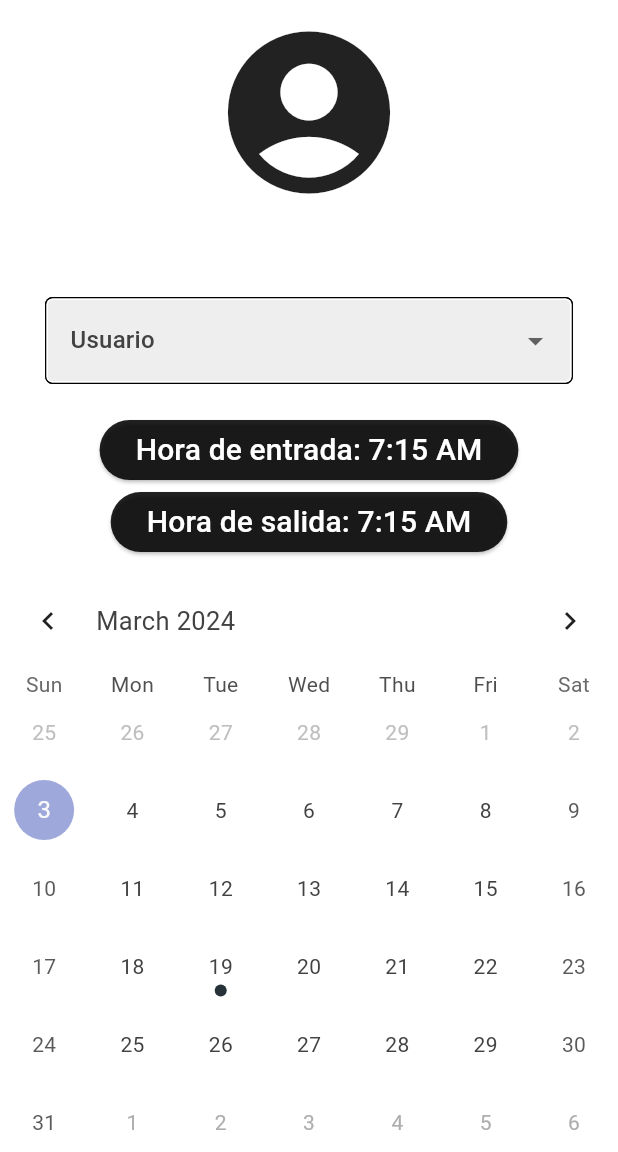
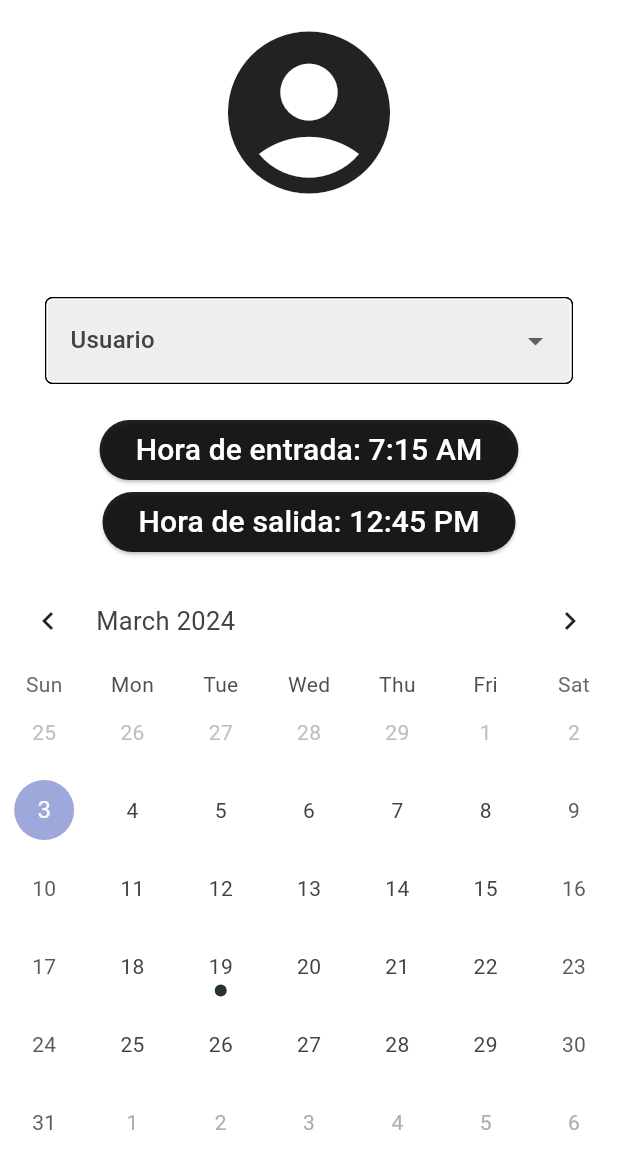
Before and after one commit to CakeNeka/peluqueria, a Flutter app: the UsuarioScreen screen opened directly with empty values, on a phone screen of 412 x 824 dp, the part 84-1236 px from its top. Run offline on Flutter 3.47's test engine with Material 3 defaults, Android fonts, the phone set to English and light mode, and no system bars; drawn by our look-alikes of table_calendar; our stand-ins replace local_auth, shared_preferences; accounts and stored records are empty; network calls fail.

Commit message:
Bug arreglado crasheo

```diff
--- a/lib/main.dart
+++ b/lib/main.dart
@@ -45,7 +45,6 @@ class AppState extends StatelessWidget {
         ChangeNotifierProvider(create: (_) => AuthService()),
         ChangeNotifierProvider(create: (_) => UsuariosServices()),
         ChangeNotifierProvider(create: (_) => ConnectedUserProvider()),
-        //ChangeNotifierProvider(create: (_) => _DateSelectorState()),
       ],
       child: MyApp(),
     );
--- a/lib/models/usuario.dart
+++ b/lib/models/usuario.dart
@@ -7,6 +7,8 @@ class Usuario {
   String nombre;
   String rol;
   String telefono;
+  String? horaInicial;
+  String? horaFin;
   bool verificado = false;
 
   Usuario({
@@ -16,6 +18,8 @@ class Usuario {
     required this.nombre,
     required this.rol,
     required this.telefono,
+    this.horaInicial,
+    this.horaFin,
     required this.verificado,
   });
 
@@ -29,6 +33,8 @@ class Usuario {
         nombre: json["nombre"],
         rol: json["rol"],
         telefono: json["telefono"],
+        horaInicial: json["horainicial"],
+        horaFin: json["horaFin"],
         verificado: json["verificado"],
       );
 
@@ -38,6 +44,8 @@ class Usuario {
         "nombre": nombre,
         "rol": rol,
         "telefono": telefono,
+        "horaInicial": horaInicial,
+        "horaFin": horaFin,
         "verificado": verificado,
       };
 }
--- a/lib/screens/usuario_screen.dart
+++ b/lib/screens/usuario_screen.dart
@@ -1,7 +1,6 @@
 import 'package:flutter/material.dart';
 import 'package:peluqueria/widgets/widgets.dart';
 import 'package:peluqueria/services/usuarios_services.dart';
-import 'package:provider/provider.dart';
 
 class UsuarioScreen extends StatelessWidget {
   final String id;
@@ -58,7 +57,6 @@ class UsuarioScreen extends StatelessWidget {
                         onPressed: () {
                           usuariosServices.updateUsuarioRol(
                               id, dropList.rolActual);
-                           //Provider.of<_DateSelectorState>(context, listen: false).getDaysInBetween();
                         },
                       ))
                 ],
--- a/lib/widgets/date_selector.dart
+++ b/lib/widgets/date_selector.dart
@@ -1,5 +1,4 @@
 import 'package:flutter/material.dart';
-import 'package:provider/provider.dart';
 import 'package:table_calendar/table_calendar.dart';
 
 class DateSelector extends StatefulWidget {
@@ -11,7 +10,7 @@ class DateSelector extends StatefulWidget {
   _DateSelectorState createState() => _DateSelectorState();
 }
 
-class _DateSelectorState extends State<DateSelector> with ChangeNotifier{
+class _DateSelectorState extends State<DateSelector>{
   CalendarFormat _calendarFormat = CalendarFormat.month;
   DateTime _focusedDay = DateTime.now();
   DateTime? _rangeStart;
@@ -80,7 +79,6 @@ class _DateSelectorState extends State<DateSelector> with ChangeNotifier{
     for(DateTime day in days) {
       vacationDays.add(day);
     }
-    notifyListeners();
   }
 }
 
--- a/lib/widgets/time_selector.dart
+++ b/lib/widgets/time_selector.dart
@@ -10,6 +10,7 @@ class TimeSelector extends StatefulWidget {
 
 class _TimeSelectorState extends State<TimeSelector> {
   TimeOfDay _horaInicial = TimeOfDay(hour: 7, minute: 15);
+  TimeOfDay _horaFin = TimeOfDay(hour: 12, minute: 45);
 
   Future<void> selectTime(BuildContext context) async {
     final TimeOfDay? horaSeleccionada = await showTimePicker(
@@ -53,7 +54,7 @@ class _TimeSelectorState extends State<TimeSelector> {
        return Container(
       child: ElevatedButton(
         style: ElevatedButton.styleFrom(backgroundColor: Colors.black87),
-        child: Text('Hora de salida: ${_horaInicial.format(context)}',
+        child: Text('Hora de salida: ${_horaFin.format(context)}',
             style: const TextStyle(color: Colors.white, fontSize: 20)),
         onPressed: () => selectTime(context),
       ),
```
